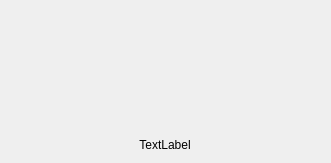
Above: src/Common/gui/BusyDialog.ui from elieserdejesus/JamTaba before the change. Below: the same form after it.
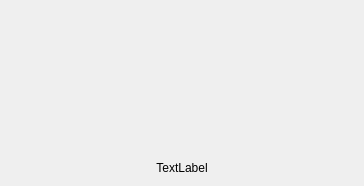
That is the form after the change.

Commit message: adjusting busy dialog size and font to allow long server names (#1156)

Patch:
```diff
--- a/src/Common/gui/BusyDialog.ui
+++ b/src/Common/gui/BusyDialog.ui
@@ -9,8 +9,8 @@
    <rect>
     <x>0</x>
     <y>0</y>
-    <width>331</width>
-    <height>163</height>
+    <width>364</width>
+    <height>186</height>
    </rect>
   </property>
   <property name="sizePolicy">
```
The commit also changes 1 other file.
